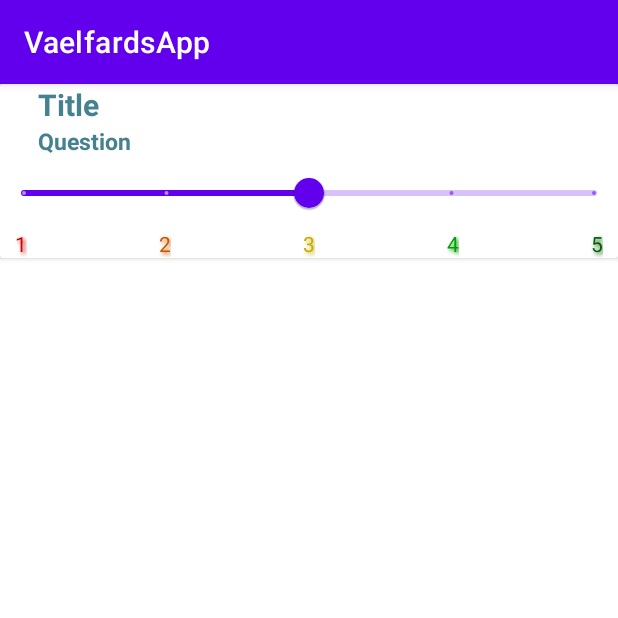
After one commit to P5-Tec/velfaerd_kotlin, an Android app: the fragment QuestionSliderFragment shown on its own in the app's theme, on a phone screen of 412 x 824 dp, the top half of it. The commit adds this screen. Run offline under Robolectric (Android 15) with nearby library versions, the phone set to English and light mode, and no system bars.

Commit message:
Created a fragment, added colors and designed fragment layout

```diff
--- /dev/null
+++ b/app/src/main/java/com/example/vaelfardsapp/QuestionSliderFragment.kt
@@ -0,0 +1,59 @@
+package com.example.vaelfardsapp
+
+import android.os.Bundle
+import androidx.fragment.app.Fragment
+import android.view.LayoutInflater
+import android.view.View
+import android.view.ViewGroup
+
+// TODO: Rename parameter arguments, choose names that match
+// the fragment initialization parameters, e.g. ARG_ITEM_NUMBER
+private const val ARG_PARAM1 = "param1"
+private const val ARG_PARAM2 = "param2"
+
+/**
+ * A simple [Fragment] subclass.
+ * Use the [QuestionSliderFragment.newInstance] factory method to
+ * create an instance of this fragment.
+ */
+class QuestionSliderFragment : Fragment() {
+    // TODO: Rename and change types of parameters
+    private var param1: String? = null
+    private var param2: String? = null
+
+    override fun onCreate(savedInstanceState: Bundle?) {
+        super.onCreate(savedInstanceState)
+        arguments?.let {
+            param1 = it.getString(ARG_PARAM1)
+            param2 = it.getString(ARG_PARAM2)
+        }
+    }
+
+    override fun onCreateView(
+        inflater: LayoutInflater, container: ViewGroup?,
+        savedInstanceState: Bundle?
+    ): View? {
+        // Inflate the layout for this fragment
+        return inflater.inflate(R.layout.fragment_question_slider, container, false)
+    }
+
+    companion object {
+        /**
+         * Use this factory method to create a new instance of
+         * this fragment using the provided parameters.
+         *
+         * @param param1 Parameter 1.
+         * @param param2 Parameter 2.
+         * @return A new instance of fragment QuestionSliderFragment.
+         */
+        // TODO: Rename and change types and number of parameters
+        @JvmStatic
+        fun newInstance(param1: String, param2: String) =
+            QuestionSliderFragment().apply {
+                arguments = Bundle().apply {
+                    putString(ARG_PARAM1, param1)
+                    putString(ARG_PARAM2, param2)
+                }
+            }
+    }
+}
--- /dev/null
+++ b/app/src/main/res/layout/fragment_question_slider.xml
@@ -0,0 +1,170 @@
+<?xml version="1.0" encoding="utf-8"?>
+<androidx.cardview.widget.CardView xmlns:android="http://schemas.android.com/apk/res/android"
+    xmlns:tools="http://schemas.android.com/tools"
+    android:layout_width="match_parent"
+    android:layout_height="wrap_content"
+    xmlns:app="http://schemas.android.com/apk/res-auto"
+    tools:context=".QuestionSliderFragment">
+
+    <LinearLayout
+        android:layout_width="match_parent"
+        android:layout_height="wrap_content"
+        android:orientation="vertical">
+
+        <!-- LinearLayout for the first (top) section with title, question and imageView -->
+        <LinearLayout
+            android:layout_width="match_parent"
+            android:layout_height="wrap_content"
+            android:orientation="horizontal">
+
+            <LinearLayout
+                android:layout_width="match_parent"
+                android:layout_height="wrap_content"
+                android:orientation="vertical"
+                android:layout_weight="1"
+                android:paddingStart="25sp">
+                <TextView
+                    android:id="@+id/question_txtTitle"
+                    android:layout_width="match_parent"
+                    android:layout_height="wrap_content"
+                    android:text="Title"
+                    android:textColor="@color/designBlue"
+                    android:textSize="20sp"
+                    android:textStyle="bold"
+                    />
+                <TextView
+                    android:id="@+id/question_txtQuestion"
+                    android:layout_width="match_parent"
+                    android:layout_height="wrap_content"
+                    android:text="Question"
+                    android:textColor="@color/designBlue"
+                    android:textSize="15sp"
+                    android:textStyle="bold"
+                    />
+            </LinearLayout>
+
+            <ImageView
+                android:id="@+id/questionConfirm"
+                android:layout_width="20dp"
+                android:layout_height="20dp"
+                android:layout_margin="5dp"
+                />
+        </LinearLayout>
+
+        <!-- GridLayout holds the slider and ConstrainLayout (with number) -->
+        <GridLayout
+            android:layout_width="match_parent"
+            android:layout_height="wrap_content"
+            android:orientation="horizontal"
+            android:rowCount="2"
+            android:columnCount="1"
+            android:layout_gravity="center">
+
+            <com.google.android.material.slider.Slider
+                android:id="@+id/slider"
+                android:layout_row="0"
+                android:layout_width="match_parent"
+                android:layout_height="wrap_content"
+                android:valueFrom="1.0"
+                android:valueTo="5.0"
+                android:stepSize="1.0"
+                android:value="3.0"
+                />
+
+            <!-- Here we have numbers from 1 to 5 with contrains to each other and parent -->
+            <androidx.constraintlayout.widget.ConstraintLayout
+                android:layout_height="wrap_content"
+                android:layout_width="match_parent"
+                android:paddingHorizontal="10dp">
+
+                <TextView
+                    android:id="@+id/sliderTxt1"
+                    android:layout_width="wrap_content"
+                    android:layout_height="wrap_content"
+                    android:text="1"
+                    android:textColor="@color/red"
+                    android:shadowColor="@color/red"
+                    android:shadowDx="2"
+                    android:shadowDy="2"
+                    android:shadowRadius="3"
+                    android:textSize="14sp"
+                    app:layout_constraintBottom_toBottomOf="parent"
+                    app:layout_constraintStart_toStartOf="parent"
+                    app:layout_constraintTop_toTopOf="parent"
+                    />
+
+                <TextView
+                    android:id="@+id/sliderTxt2"
+                    android:layout_width="wrap_content"
+                    android:layout_height="wrap_content"
+                    android:text="2"
+                    android:textColor="@color/orange"
+                    android:shadowColor="@color/orange"
+                    android:shadowDx="2"
+                    android:shadowDy="2"
+                    android:shadowRadius="3"
+                    android:textSize="14sp"
+                    app:layout_constraintBottom_toBottomOf="parent"
+                    app:layout_constraintLeft_toRightOf="@+id/sliderTxt1"
+                    app:layout_constraintRight_toLeftOf="@+id/sliderTxt3"
+                    app:layout_constraintTop_toTopOf="parent"
+                    />
+
+                <TextView
+                    android:id="@+id/sliderTxt3"
+                    android:layout_width="wrap_content"
+                    android:layout_height="wrap_content"
+                    android:text="3"
+                    android:textColor="@color/yellow"
+                    android:shadowColor="@color/yellow"
+                    android:shadowDx="2"
+                    android:shadowDy="2"
+                    android:shadowRadius="3"
+                    android:textSize="14sp"
+                    app:layout_constraintBottom_toBottomOf="parent"
+                    app:layout_constraintLeft_toRightOf="@+id/sliderTxt2"
+                    app:layout_constraintRight_toLeftOf="@+id/sliderTxt4"
+                    app:layout_constraintTop_toTopOf="parent"
+                    />
+
+                <TextView
+                    android:id="@+id/sliderTxt4"
+                    android:layout_width="wrap_content"
+                    android:layout_height="wrap_content"
+                    android:text="4"
+                    android:textColor="@color/lightgreen"
+                    android:shadowColor="@color/lightgreen"
+                    android:shadowDx="2"
+                    android:shadowDy="2"
+                    android:shadowRadius="3"
+                    android:textSize="14sp"
+                    app:layout_constraintBottom_toBottomOf="parent"
+                    app:layout_constraintLeft_toRightOf="@+id/sliderTxt3"
+                    app:layout_constraintRight_toLeftOf="@+id/sliderTxt5"
+                    app:layout_constraintTop_toTopOf="parent"
+                    />
+
+                <TextView
+                    android:id="@+id/sliderTxt5"
+                    android:layout_width="wrap_content"
+                    android:layout_height="wrap_content"
+                    android:text="5"
+                    android:textColor="@color/green"
+                    android:shadowColor="@color/green"
+                    android:shadowDx="2"
+                    android:shadowDy="2"
+                    android:shadowRadius="3"
+                    android:textSize="14sp"
+                    app:layout_constraintBottom_toBottomOf="parent"
+                    app:layout_constraintEnd_toEndOf="parent"
+                    app:layout_constraintLeft_toRightOf="@+id/sliderTxt4"
+                    app:layout_constraintTop_toTopOf="parent"
+                    />
+
+            </androidx.constraintlayout.widget.ConstraintLayout>
+        </GridLayout>
+
+
+    </LinearLayout>
+
+</androidx.cardview.widget.CardView>
--- a/app/src/main/res/values/colors.xml
+++ b/app/src/main/res/values/colors.xml
@@ -7,4 +7,10 @@
     <color name="teal_700">#FF018786</color>
     <color name="black">#FF000000</color>
     <color name="white">#FFFFFFFF</color>
+    <color name="red">#C60500</color>
+    <color name="orange">#C65A00</color>
+    <color name="yellow">#C6AE00</color>
+    <color name="lightgreen">#019F01</color>
+    <color name="green">#025F01</color>
+    <color name="designBlue">#45818f</color>
 </resources>
```
